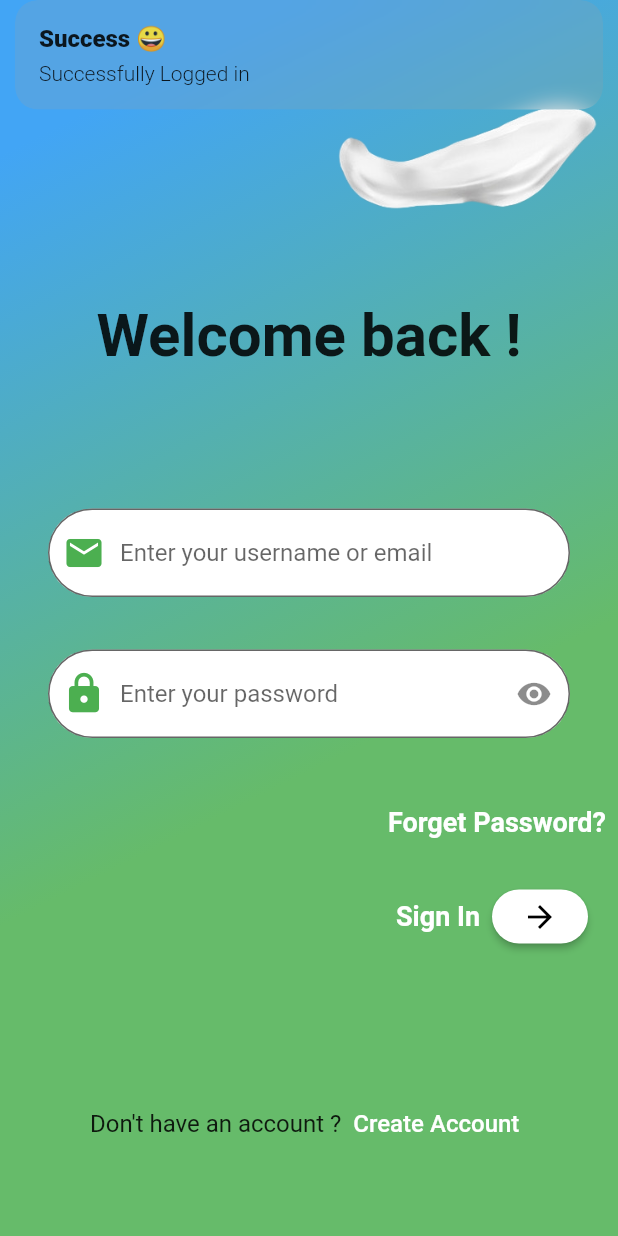
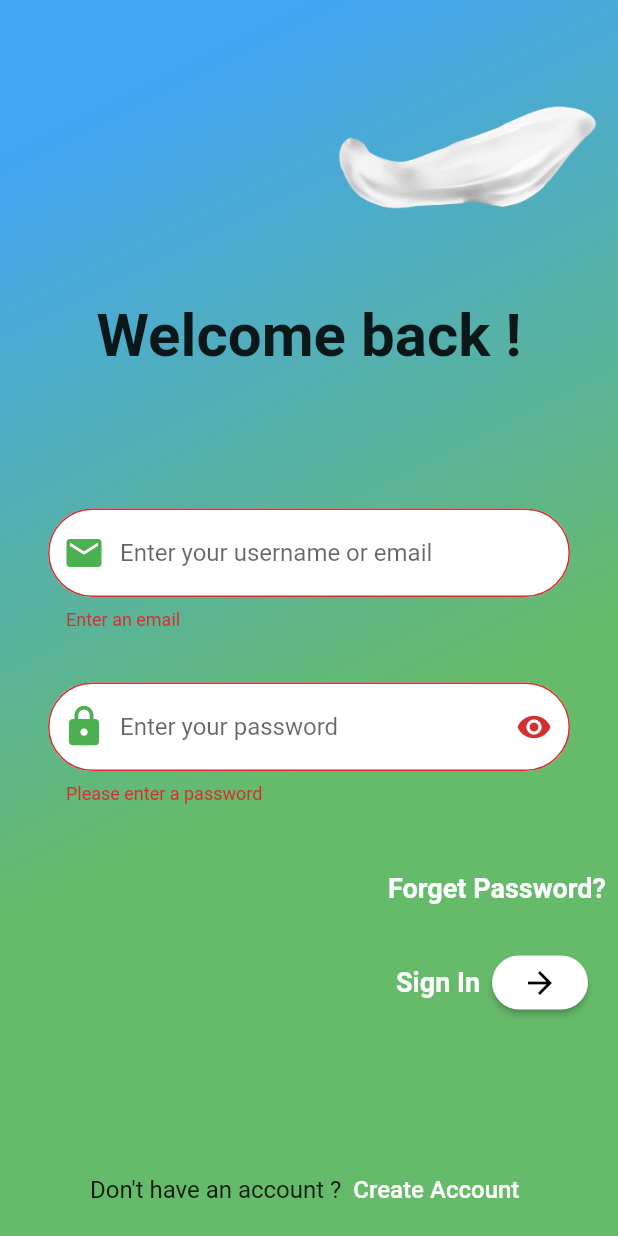
Before and after one commit to ank809/Password-Manager, a Flutter app: the Login screen opened by its route, after a tap on the "arrow forward" icon, on a phone screen of 412 x 824 dp. Run offline on Flutter 3.47's test engine with Material 2 defaults, Android fonts, the phone set to English and light mode, and no system bars; our stand-ins replace cloud_firestore, email_validator, firebase_auth, firebase_core, get, google_sign_in; accounts and stored records are empty.

Commit message:
validation added on login page

```diff
--- a/lib/login.dart
+++ b/lib/login.dart
@@ -89,6 +89,16 @@ class _LoginState extends State<Login> {
                       onPressed: toggleobscure,
                       ),
                     ),
+                    validator: (value) {
+                        if (value!.isEmpty ) {
+                          return 'Please enter a password';
+                        }
+                        if (!RegExp(r'^(?=.*?[A-Z])(?=.*?[a-z])(?=.*?[0-9])(?=.*?[!@#\$%^&*]).{8,}$').hasMatch(value)){
+                    return 'Password must be 8 characters with upper, lower, number, and special char';
+
+                        }
+                        return null;
+                      },
                   ),
                     ],
                   ),
@@ -115,8 +125,6 @@ class _LoginState extends State<Login> {
                     ElevatedButton(
                       onPressed: (){
                            login();
-                          Get.snackbar('Success 😀',
-                          'Successfully Logged in');
 
                       },
                     child:Icon(Icons.arrow_forward, color: Colors.black,),
@@ -149,6 +157,7 @@ class _LoginState extends State<Login> {
     );
   }
   Future<void> login() async {
+    if(formkey.currentState!.validate()){
   try {
     final auth = FirebaseAuth.instance;
     await auth.signInWithEmailAndPassword(
@@ -156,8 +165,8 @@ class _LoginState extends State<Login> {
       password: _passwordController.text,
     );
     Navigator.pushNamed(context, '/home');
-    // ScaffoldMessenger.of(context).showSnackBar( const SnackBar(
-    //                    content: Text('Successfully logged in')));
+    Get.snackbar('Success 😀',
+                          'Successfully Logged in');
 
   } on FirebaseAuthException catch (e) {
     if (e.code == 'wrong-password') {
@@ -176,7 +185,8 @@ class _LoginState extends State<Login> {
           ],
         ),
       );
-    } else if (e.code == 'user-not-found') {
+    }
+  else if (e.code == 'user-not-found') {
       showDialog(
         context: context,
         builder: (context) => AlertDialog(
@@ -195,6 +205,5 @@ class _LoginState extends State<Login> {
     }
   }
 }
-
-
+ }
 }
```
